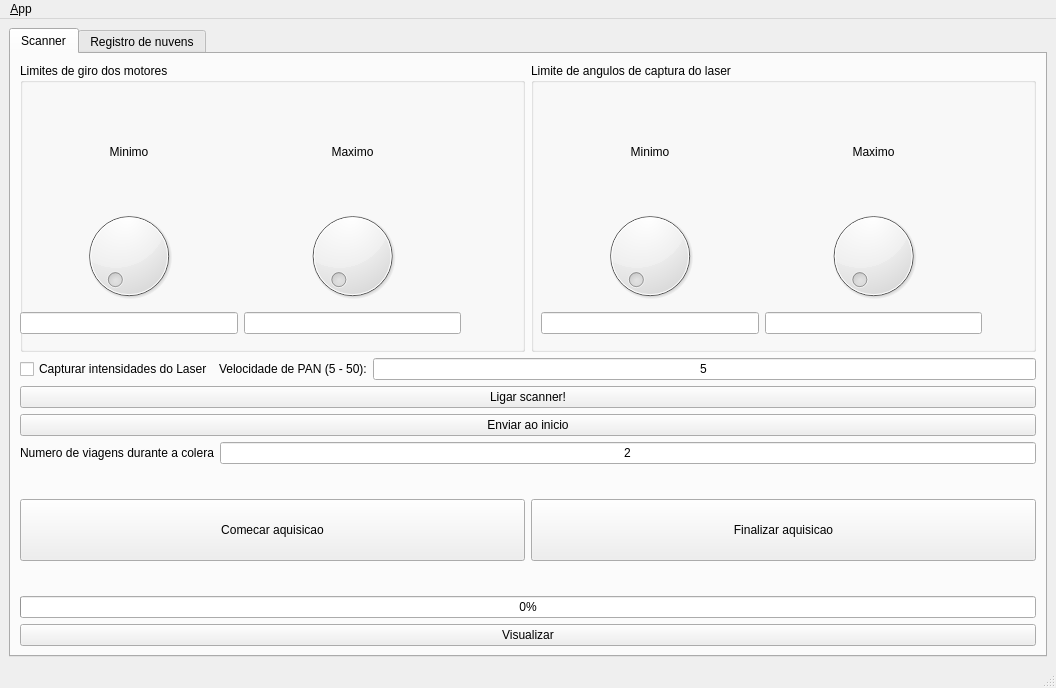
This is scanner_gui/ui/main_window.ui in viniciusvidal2/scanner-laser as Qt 5 draws it before an edit. The edited form follows.
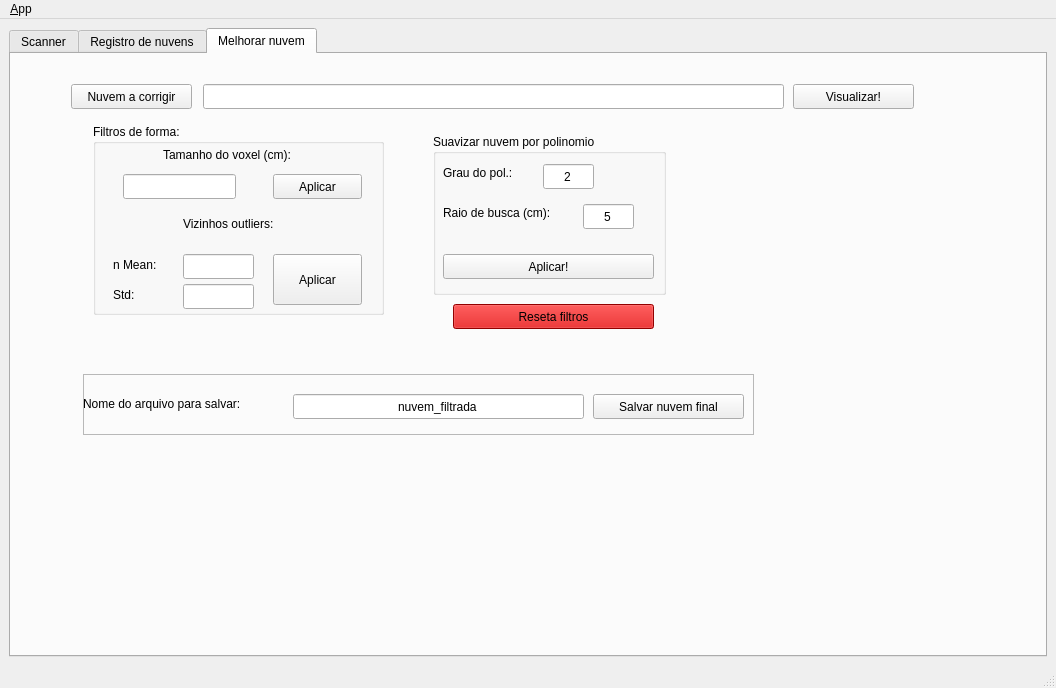
This is the edited form. Icons and pictures are not drawn.

Commit message: filtros e cores

What changed in the file:
```diff
--- a/scanner_gui/ui/main_window.ui
+++ b/scanner_gui/ui/main_window.ui
@@ -46,7 +46,7 @@
        <locale language="English" country="Australia"/>
       </property>
       <property name="currentIndex">
-       <number>0</number>
+       <number>2</number>
       </property>
       <widget class="QWidget" name="tab_scanner">
        <property name="sizePolicy">
@@ -210,7 +210,7 @@
             <item>
              <widget class="QLabel" name="label_5">
               <property name="text">
-               <string>Velocidade de PAN (5 - 50):</string>
+               <string>Velocidade de PAN (5 - 15):</string>
               </property>
              </widget>
             </item>
@@ -245,7 +245,7 @@
             <item>
              <widget class="QLabel" name="label_viagens">
               <property name="text">
-               <string>Numero de viagens durante a colera</string>
+               <string>Numero de viagens durante a coleta:</string>
               </property>
              </widget>
             </item>
@@ -892,6 +892,783 @@
         </widget>
        </widget>
       </widget>
+      <widget class="QWidget" name="tab_filtragem">
+       <attribute name="title">
+        <string>Melhorar nuvem</string>
+       </attribute>
+       <widget class="QPushButton" name="pushButton_resetafiltro">
+        <property name="geometry">
+         <rect>
+          <x>442</x>
+          <y>250</y>
+          <width>201</width>
+          <height>25</height>
+         </rect>
+        </property>
+        <property name="palette">
+         <palette>
+          <active>
+           <colorrole role="WindowText">
+            <brush brushstyle="SolidPattern">
+             <color alpha="255">
+              <red>0</red>
+              <green>0</green>
+              <blue>0</blue>
+             </color>
+            </brush>
+           </colorrole>
+           <colorrole role="Button">
+            <brush brushstyle="SolidPattern">
+             <color alpha="255">
+              <red>204</red>
+              <green>0</green>
+              <blue>0</blue>
+             </color>
+            </brush>
+           </colorrole>
+           <colorrole role="Light">
+            <brush brushstyle="SolidPattern">
+             <color alpha="255">
+              <red>255</red>
+              <green>51</green>
+              <blue>51</blue>
+             </color>
+            </brush>
+           </colorrole>
+           <colorrole role="Midlight">
+            <brush brushstyle="SolidPattern">
+             <color alpha="255">
+              <red>229</red>
+              <green>25</green>
+              <blue>25</blue>
+             </color>
+            </brush>
+           </colorrole>
+           <colorrole role="Dark">
+            <brush brushstyle="SolidPattern">
+             <color alpha="255">
+              <red>102</red>
+              <green>0</green>
+              <blue>0</blue>
+             </color>
+            </brush>
+           </colorrole>
+           <colorrole role="Mid">
+            <brush brushstyle="SolidPattern">
+             <color alpha="255">
+              <red>136</red>
+              <green>0</green>
+              <blue>0</blue>
+             </color>
+            </brush>
+           </colorrole>
+           <colorrole role="Text">
+            <brush brushstyle="SolidPattern">
+             <color alpha="255">
+              <red>0</red>
+              <green>0</green>
+              <blue>0</blue>
+             </color>
+            </brush>
+           </colorrole>
+           <colorrole role="BrightText">
+            <brush brushstyle="SolidPattern">
+             <color alpha="255">
+              <red>255</red>
+              <green>255</green>
+              <blue>255</blue>
+             </color>
+            </brush>
+           </colorrole>
+           <colorrole role="ButtonText">
+            <brush brushstyle="SolidPattern">
+             <color alpha="255">
+              <red>0</red>
+              <green>0</green>
+              <blue>0</blue>
+             </color>
+            </brush>
+           </colorrole>
+           <colorrole role="Base">
+            <brush brushstyle="SolidPattern">
+             <color alpha="255">
+              <red>255</red>
+              <green>255</green>
+              <blue>255</blue>
+             </color>
+            </brush>
+           </colorrole>
+           <colorrole role="Window">
+            <brush brushstyle="SolidPattern">
+             <color alpha="255">
+              <red>204</red>
+              <green>0</green>
+              <blue>0</blue>
+             </color>
+            </brush>
+           </colorrole>
+           <colorrole role="Shadow">
+            <brush brushstyle="SolidPattern">
+             <color alpha="255">
+              <red>0</red>
+              <green>0</green>
+              <blue>0</blue>
+             </color>
+            </brush>
+           </colorrole>
+           <colorrole role="AlternateBase">
+            <brush brushstyle="SolidPattern">
+             <color alpha="255">
+              <red>229</red>
+              <green>127</green>
+              <blue>127</blue>
+             </color>
+            </brush>
+           </colorrole>
+           <colorrole role="ToolTipBase">
+            <brush brushstyle="SolidPattern">
+             <color alpha="255">
+              <red>255</red>
+              <green>255</green>
+              <blue>220</blue>
+             </color>
+            </brush>
+           </colorrole>
+           <colorrole role="ToolTipText">
+            <brush brushstyle="SolidPattern">
+             <color alpha="255">
+              <red>0</red>
+              <green>0</green>
+              <blue>0</blue>
+             </color>
+            </brush>
+           </colorrole>
+          </active>
+          <inactive>
+           <colorrole role="WindowText">
+            <brush brushstyle="SolidPattern">
+             <color alpha="255">
+              <red>0</red>
+              <green>0</green>
+              <blue>0</blue>
+             </color>
+            </brush>
+           </colorrole>
+           <colorrole role="Button">
+            <brush brushstyle="SolidPattern">
+             <color alpha="255">
+              <red>204</red>
+              <green>0</green>
+              <blue>0</blue>
+             </color>
+            </brush>
+           </colorrole>
+           <colorrole role="Light">
+            <brush brushstyle="SolidPattern">
+             <color alpha="255">
+              <red>255</red>
+              <green>51</green>
+              <blue>51</blue>
+             </color>
+            </brush>
+           </colorrole>
+           <colorrole role="Midlight">
+            <brush brushstyle="SolidPattern">
+             <color alpha="255">
+              <red>229</red>
+              <green>25</green>
+              <blue>25</blue>
+             </color>
+            </brush>
+           </colorrole>
+           <colorrole role="Dark">
+            <brush brushstyle="SolidPattern">
+             <color alpha="255">
+              <red>102</red>
+              <green>0</green>
+              <blue>0</blue>
+             </color>
+            </brush>
+           </colorrole>
+           <colorrole role="Mid">
+            <brush brushstyle="SolidPattern">
+             <color alpha="255">
+              <red>136</red>
+              <green>0</green>
+              <blue>0</blue>
+             </color>
+            </brush>
+           </colorrole>
+           <colorrole role="Text">
+            <brush brushstyle="SolidPattern">
+             <color alpha="255">
+              <red>0</red>
+              <green>0</green>
+              <blue>0</blue>
+             </color>
+            </brush>
+           </colorrole>
+           <colorrole role="BrightText">
+            <brush brushstyle="SolidPattern">
+             <color alpha="255">
+              <red>255</red>
+              <green>255</green>
+              <blue>255</blue>
+             </color>
+            </brush>
+           </colorrole>
+           <colorrole role="ButtonText">
+            <brush brushstyle="SolidPattern">
+             <color alpha="255">
+              <red>0</red>
+              <green>0</green>
+              <blue>0</blue>
+             </color>
+            </brush>
+           </colorrole>
+           <colorrole role="Base">
+            <brush brushstyle="SolidPattern">
+             <color alpha="255">
+              <red>255</red>
+              <green>255</green>
+              <blue>255</blue>
+             </color>
+            </brush>
+           </colorrole>
+           <colorrole role="Window">
+            <brush brushstyle="SolidPattern">
+             <color alpha="255">
+              <red>204</red>
+              <green>0</green>
+              <blue>0</blue>
+             </color>
+            </brush>
+           </colorrole>
+           <colorrole role="Shadow">
+            <brush brushstyle="SolidPattern">
+             <color alpha="255">
+              <red>0</red>
+              <green>0</green>
+              <blue>0</blue>
+             </color>
+            </brush>
+           </colorrole>
+           <colorrole role="AlternateBase">
+            <brush brushstyle="SolidPattern">
+             <color alpha="255">
+              <red>229</red>
+              <green>127</green>
+              <blue>127</blue>
+             </color>
+            </brush>
+           </colorrole>
+           <colorrole role="ToolTipBase">
+            <brush brushstyle="SolidPattern">
+             <color alpha="255">
+              <red>255</red>
+              <green>255</green>
+              <blue>220</blue>
+             </color>
+            </brush>
+           </colorrole>
+           <colorrole role="ToolTipText">
+            <brush brushstyle="SolidPattern">
+             <color alpha="255">
+              <red>0</red>
+              <green>0</green>
+              <blue>0</blue>
+             </color>
+            </brush>
+           </colorrole>
+          </inactive>
+          <disabled>
+           <colorrole role="WindowText">
+            <brush brushstyle="SolidPattern">
+             <color alpha="255">
+              <red>102</red>
+              <green>0</green>
+              <blue>0</blue>
+             </color>
+            </brush>
+           </colorrole>
+           <colorrole role="Button">
+            <brush brushstyle="SolidPattern">
+             <color alpha="255">
+              <red>204</red>
+              <green>0</green>
+              <blue>0</blue>
+             </color>
+            </brush>
+           </colorrole>
+           <colorrole role="Light">
+            <brush brushstyle="SolidPattern">
+             <color alpha="255">
+              <red>255</red>
+              <green>51</green>
+              <blue>51</blue>
+             </color>
+            </brush>
+           </colorrole>
+           <colorrole role="Midlight">
+            <brush brushstyle="SolidPattern">
+             <color alpha="255">
+              <red>229</red>
+              <green>25</green>
+              <blue>25</blue>
+             </color>
+            </brush>
+           </colorrole>
+           <colorrole role="Dark">
+            <brush brushstyle="SolidPattern">
+             <color alpha="255">
+              <red>102</red>
+              <green>0</green>
+              <blue>0</blue>
+             </color>
+            </brush>
+           </colorrole>
+           <colorrole role="Mid">
+            <brush brushstyle="SolidPattern">
+             <color alpha="255">
+              <red>136</red>
+              <green>0</green>
+              <blue>0</blue>
+             </color>
+            </brush>
+           </colorrole>
+           <colorrole role="Text">
+            <brush brushstyle="SolidPattern">
+             <color alpha="255">
+              <red>102</red>
+              <green>0</green>
+              <blue>0</blue>
+             </color>
+            </brush>
+           </colorrole>
+           <colorrole role="BrightText">
+            <brush brushstyle="SolidPattern">
+             <color alpha="255">
+              <red>255</red>
+              <green>255</green>
+              <blue>255</blue>
+             </color>
+            </brush>
+           </colorrole>
+           <colorrole role="ButtonText">
+            <brush brushstyle="SolidPattern">
+             <color alpha="255">
+              <red>102</red>
+              <green>0</green>
+              <blue>0</blue>
+             </color>
+            </brush>
+           </colorrole>
+           <colorrole role="Base">
+            <brush brushstyle="SolidPattern">
+             <color alpha="255">
+              <red>204</red>
+              <green>0</green>
+              <blue>0</blue>
+             </color>
+            </brush>
+           </colorrole>
+           <colorrole role="Window">
+            <brush brushstyle="SolidPattern">
+             <color alpha="255">
+              <red>204</red>
+              <green>0</green>
+              <blue>0</blue>
+             </color>
+            </brush>
+           </colorrole>
+           <colorrole role="Shadow">
+            <brush brushstyle="SolidPattern">
+             <color alpha="255">
+              <red>0</red>
+              <green>0</green>
+              <blue>0</blue>
+             </color>
+            </brush>
+           </colorrole>
+           <colorrole role="AlternateBase">
+            <brush brushstyle="SolidPattern">
+             <color alpha="255">
+              <red>204</red>
+              <green>0</green>
+              <blue>0</blue>
+             </color>
+            </brush>
+           </colorrole>
+           <colorrole role="ToolTipBase">
+            <brush brushstyle="SolidPattern">
+             <color alpha="255">
+              <red>255</red>
+              <green>255</green>
+              <blue>220</blue>
+             </color>
+            </brush>
+           </colorrole>
+           <colorrole role="ToolTipText">
+            <brush brushstyle="SolidPattern">
+             <color alpha="255">
+              <red>0</red>
+              <green>0</green>
+              <blue>0</blue>
+             </color>
+            </brush>
+           </colorrole>
+          </disabled>
+         </palette>
+        </property>
+        <property name="text">
+         <string>Reseta filtros</string>
+        </property>
+       </widget>
+       <widget class="QGroupBox" name="groupBox_polinomio">
+        <property name="geometry">
+         <rect>
+          <x>422</x>
+          <y>80</y>
+          <width>233</width>
+          <height>161</height>
+         </rect>
+        </property>
+        <property name="title">
+         <string>Suavizar nuvem por polinomio</string>
+        </property>
+        <widget class="QPushButton" name="pushButton_filtropolinomio">
+         <property name="geometry">
+          <rect>
+           <x>10</x>
+           <y>120</y>
+           <width>211</width>
+           <height>25</height>
+          </rect>
+         </property>
+         <property name="text">
+          <string>Aplicar!</string>
+         </property>
+        </widget>
+        <widget class="QLabel" name="label_16">
+         <property name="geometry">
+          <rect>
+           <x>10</x>
+           <y>30</y>
+           <width>91</width>
+           <height>17</height>
+          </rect>
+         </property>
+         <property name="text">
+          <string>Grau do pol.:</string>
+         </property>
+        </widget>
+        <widget class="QLineEdit" name="lineEdit_graupolinomio">
+         <property name="geometry">
+          <rect>
+           <x>110</x>
+           <y>30</y>
+           <width>51</width>
+           <height>25</height>
+          </rect>
+         </property>
+         <property name="text">
+          <string>2</string>
+         </property>
+         <property name="alignment">
+          <set>Qt::AlignCenter</set>
+         </property>
+        </widget>
+        <widget class="QLabel" name="label_10">
+         <property name="geometry">
+          <rect>
+           <x>10</x>
+           <y>70</y>
+           <width>141</width>
+           <height>17</height>
+          </rect>
+         </property>
+         <property name="text">
+          <string>Raio de busca (cm):</string>
+         </property>
+        </widget>
+        <widget class="QLineEdit" name="lineEdit_raiopolinomio">
+         <property name="geometry">
+          <rect>
+           <x>150</x>
+           <y>70</y>
+           <width>51</width>
+           <height>25</height>
+          </rect>
+         </property>
+         <property name="text">
+          <string>5</string>
+         </property>
+         <property name="alignment">
+          <set>Qt::AlignCenter</set>
+         </property>
+        </widget>
+       </widget>
+       <widget class="QLineEdit" name="lineEdit_nuvemparafiltrar">
+        <property name="geometry">
+         <rect>
+          <x>192</x>
+          <y>30</y>
+          <width>581</width>
+          <height>25</height>
+         </rect>
+        </property>
+       </widget>
+       <widget class="QPushButton" name="pushButton_visualizarcorrecao">
+        <property name="geometry">
+         <rect>
+          <x>782</x>
+          <y>30</y>
+          <width>121</width>
+          <height>25</height>
+         </rect>
+        </property>
+        <property name="text">
+         <string>Visualizar!</string>
+        </property>
+       </widget>
+       <widget class="QFrame" name="frame_salvar">
+        <property name="enabled">
+         <bool>true</bool>
+        </property>
+        <property name="geometry">
+         <rect>
+          <x>72</x>
+          <y>320</y>
+          <width>671</width>
+          <height>61</height>
+         </rect>
+        </property>
+        <property name="frameShape">
+         <enum>QFrame::StyledPanel</enum>
+        </property>
+        <property name="frameShadow">
+         <enum>QFrame::Raised</enum>
+        </property>
+        <widget class="QPushButton" name="pushButton_salvarnuvemfiltrada">
+         <property name="enabled">
+          <bool>true</bool>
+         </property>
+         <property name="geometry">
+          <rect>
+           <x>510</x>
+           <y>20</y>
+           <width>151</width>
+           <height>25</height>
+          </rect>
+         </property>
+         <property name="text">
+          <string>Salvar nuvem final</string>
+         </property>
+        </widget>
+        <widget class="QLineEdit" name="lineEdit_nuvemfiltradasalvar">
+         <property name="enabled">
+          <bool>true</bool>
+         </property>
+         <property name="geometry">
+          <rect>
+           <x>210</x>
+           <y>20</y>
+           <width>291</width>
+           <height>25</height>
+          </rect>
+         </property>
+         <property name="text">
+          <string>nuvem_filtrada</string>
+         </property>
+         <property name="alignment">
+          <set>Qt::AlignCenter</set>
+         </property>
+        </widget>
+        <widget class="QLabel" name="label_15">
+         <property name="enabled">
+          <bool>true</bool>
+         </property>
+         <property name="geometry">
+          <rect>
+           <x>0</x>
+           <y>20</y>
+           <width>201</width>
+           <height>20</height>
+          </rect>
+         </property>
+         <property name="text">
+          <string>Nome do arquivo para salvar:</string>
+         </property>
+        </widget>
+       </widget>
+       <widget class="QGroupBox" name="groupBox_filtrosforma">
+        <property name="enabled">
+         <bool>true</bool>
+        </property>
+        <property name="geometry">
+         <rect>
+          <x>82</x>
+          <y>70</y>
+          <width>291</width>
+          <height>191</height>
+         </rect>
+        </property>
+        <property name="title">
+         <string>Filtros de forma:</string>
+        </property>
+        <widget class="QPushButton" name="pushButton_outliers">
+         <property name="enabled">
+          <bool>true</bool>
+         </property>
+         <property name="geometry">
+          <rect>
+           <x>180</x>
+           <y>130</y>
+           <width>89</width>
+           <height>51</height>
+          </rect>
+         </property>
+         <property name="text">
+          <string>Aplicar</string>
+         </property>
+        </widget>
+        <widget class="QLabel" name="label_17">
+         <property name="enabled">
+          <bool>true</bool>
+         </property>
+         <property name="geometry">
+          <rect>
+           <x>70</x>
+           <y>20</y>
+           <width>171</width>
+           <height>21</height>
+          </rect>
+         </property>
+         <property name="text">
+          <string>Tamanho do voxel (cm):</string>
+         </property>
+        </widget>
+        <widget class="QLabel" name="label_18">
+         <property name="enabled">
+          <bool>true</bool>
+         </property>
+         <property name="geometry">
+          <rect>
+           <x>90</x>
+           <y>90</y>
+           <width>131</width>
+           <height>20</height>
+          </rect>
+         </property>
+         <property name="text">
+          <string>Vizinhos outliers:</string>
+         </property>
+        </widget>
+        <widget class="QPushButton" name="pushButton_voxel">
+         <property name="enabled">
+          <bool>true</bool>
+         </property>
+         <property name="geometry">
+          <rect>
+           <x>180</x>
+           <y>50</y>
+           <width>89</width>
+           <height>25</height>
+          </rect>
+         </property>
+         <property name="text">
+          <string>Aplicar</string>
+         </property>
+        </widget>
+        <widget class="QLineEdit" name="lineEdit_voxel">
+         <property name="enabled">
+          <bool>true</bool>
+         </property>
+         <property name="geometry">
+          <rect>
+           <x>30</x>
+           <y>50</y>
+           <width>113</width>
+           <height>25</height>
+          </rect>
+         </property>
+         <property name="alignment">
+          <set>Qt::AlignCenter</set>
+         </property>
+        </widget>
+        <widget class="QLineEdit" name="lineEdit_outliersmean">
+         <property name="enabled">
+          <bool>true</bool>
+         </property>
+         <property name="geometry">
+          <rect>
+           <x>90</x>
+           <y>130</y>
+           <width>71</width>
+           <height>25</height>
+          </rect>
+         </property>
+         <property name="alignment">
+          <set>Qt::AlignCenter</set>
+         </property>
+        </widget>
+        <widget class="QLineEdit" name="lineEdit_outliersstd">
+         <property name="enabled">
+          <bool>true</bool>
+         </property>
+         <property name="geometry">
+          <rect>
+           <x>90</x>
+           <y>160</y>
+           <width>71</width>
+           <height>25</height>
+          </rect>
+         </property>
+         <property name="alignment">
+          <set>Qt::AlignCenter</set>
+         </property>
+        </widget>
+        <widget class="QLabel" name="label_19">
+         <property name="geometry">
+          <rect>
+           <x>20</x>
+           <y>130</y>
+           <width>51</width>
+           <height>21</height>
+          </rect>
+         </property>
+         <property name="text">
+          <string>n Mean:</string>
+         </property>
+        </widget>
+        <widget class="QLabel" name="label_20">
+         <property name="geometry">
+          <rect>
+           <x>20</x>
+           <y>160</y>
+           <width>51</width>
+           <height>21</height>
+          </rect>
+         </property>
+         <property name="text">
+          <string>Std:</string>
+         </property>
+        </widget>
+       </widget>
+       <widget class="QPushButton" name="pushButton_nuvemacorrigir">
+        <property name="geometry">
+         <rect>
+          <x>60</x>
+          <y>30</y>
+          <width>121</width>
+          <height>25</height>
+         </rect>
+        </property>
+        <property name="text">
+         <string>Nuvem a corrigir</string>
+        </property>
+       </widget>
+      </widget>
      </widget>
     </item>
    </layout>
```
The commit also changes 7 other files.
